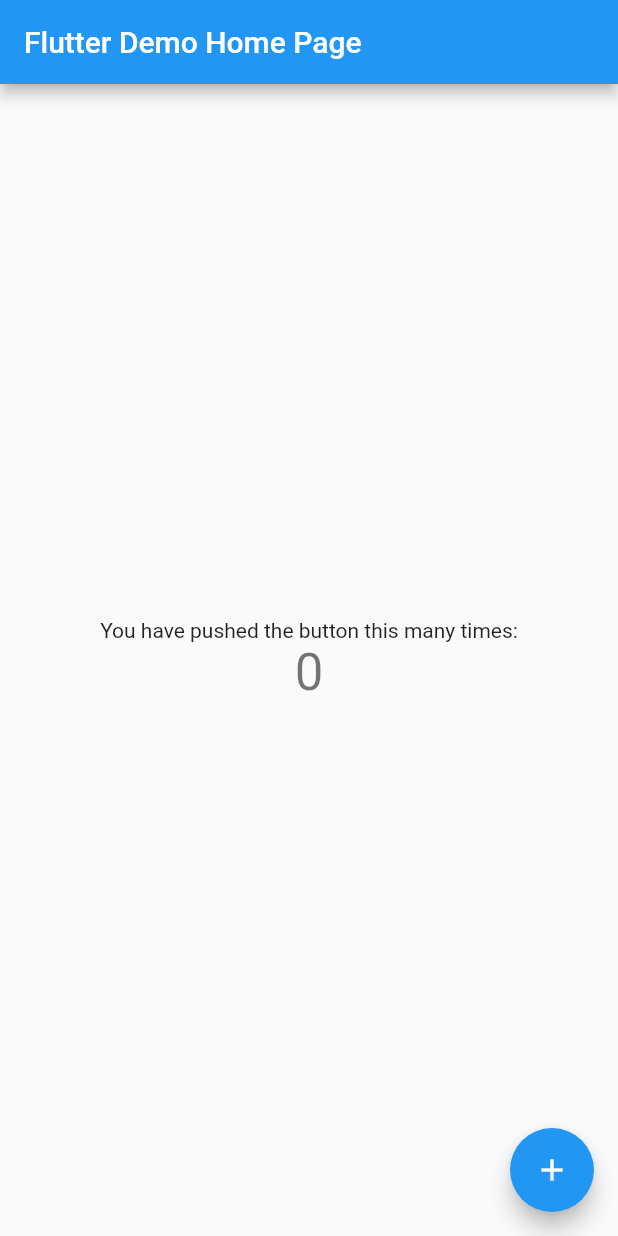
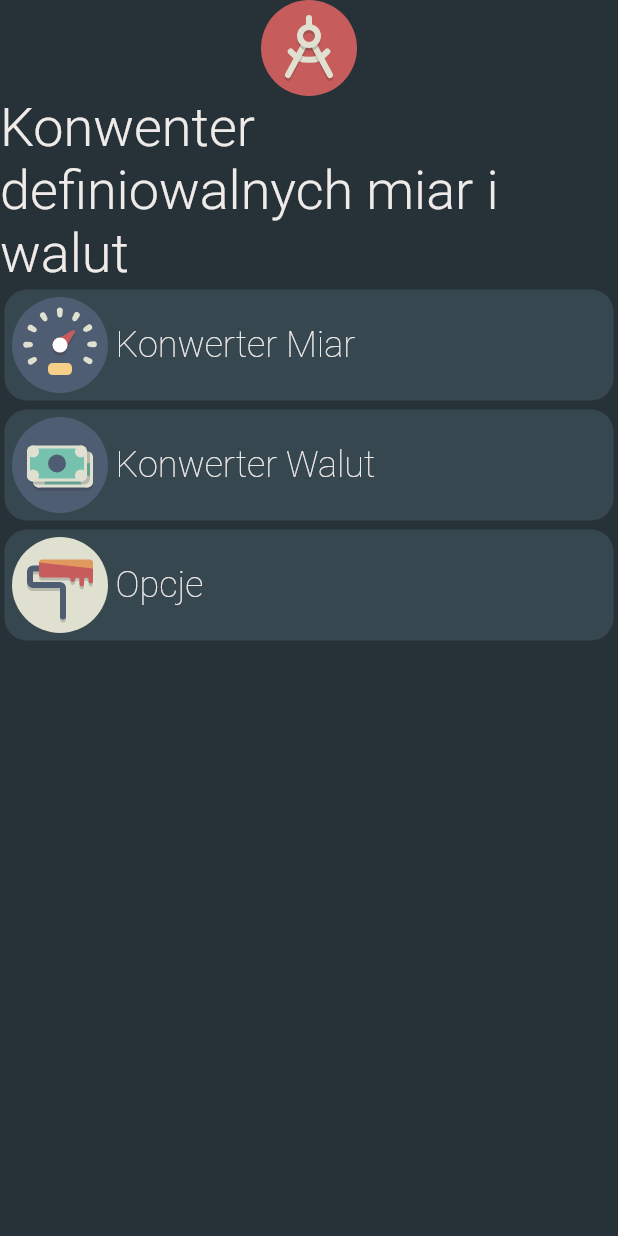
Before and after one commit to dmusial98/Unit-Currency-Converter, a Flutter app: the screen it shows after launch, on a phone screen of 412 x 824 dp. Run offline on Flutter 3.47's test engine with Material 2 defaults, Android fonts, the phone set to English and light mode, and no system bars; our stand-ins replace flutter_svg; Roboto replaces fonts that are missing (Sans).

Commit message:
Create basic (static) menu

```diff
--- a/main_menu/lib/main.dart
+++ b/main_menu/lib/main.dart
@@ -1,117 +1,102 @@
 import 'package:flutter/material.dart';
+import 'package:flutter_svg/flutter_svg.dart';
 
 void main() {
   runApp(MyApp());
 }
 
 class MyApp extends StatelessWidget {
-  // This widget is the root of your application.
   @override
   Widget build(BuildContext context) {
     return MaterialApp(
-      title: 'Flutter Demo',
+      title: 'Unit Currency Converter',
       theme: ThemeData(
-        // This is the theme of your application.
-        //
-        // Try running your application with "flutter run". You'll see the
-        // application has a blue toolbar. Then, without quitting the app, try
-        // changing the primarySwatch below to Colors.green and then invoke
-        // "hot reload" (press "r" in the console where you ran "flutter run",
-        // or simply save your changes to "hot reload" in a Flutter IDE).
-        // Notice that the counter didn't reset back to zero; the application
-        // is not restarted.
         primarySwatch: Colors.blue,
-        // This makes the visual density adapt to the platform that you run
-        // the app on. For desktop platforms, the controls will be smaller and
-        // closer together (more dense) than on mobile platforms.
         visualDensity: VisualDensity.adaptivePlatformDensity,
+        textTheme: TextTheme(
+          headline1: TextStyle(
+              fontSize: 36.0,
+              fontFamily: 'Sans',
+              fontWeight: FontWeight.w300,
+              color: Colors.brown[50]),
+          headline2: TextStyle(
+              fontSize: 24.0,
+              fontFamily: 'Sans',
+              fontWeight: FontWeight.w200,
+              color: Colors.brown[50]),
+        ),
       ),
-      home: MyHomePage(title: 'Flutter Demo Home Page'),
+      home: MainMenu(title: 'Unit Currency Converter'),
     );
   }
 }
 
-class MyHomePage extends StatefulWidget {
-  MyHomePage({Key key, this.title}) : super(key: key);
-
-  // This widget is the home page of your application. It is stateful, meaning
-  // that it has a State object (defined below) that contains fields that affect
-  // how it looks.
-
-  // This class is the configuration for the state. It holds the values (in this
-  // case the title) provided by the parent (in this case the App widget) and
-  // used by the build method of the State. Fields in a Widget subclass are
-  // always marked "final".
-
+class MainMenu extends StatefulWidget {
+  MainMenu({Key key, this.title}) : super(key: key);
   final String title;
 
   @override
-  _MyHomePageState createState() => _MyHomePageState();
+  _MainMenuState createState() => _MainMenuState();
 }
 
-class _MyHomePageState extends State<MyHomePage> {
-  int _counter = 0;
+class _MainMenuState extends State<MainMenu> {
+  @override
+  Widget build(BuildContext context) {
+    return Scaffold(
+      backgroundColor: Colors.blueGrey[900],
+      body: Column(
+        children: [
+          SvgPicture.asset("svg/logo_circlecompass.svg"),
+          Text(
+            "Konwenter definiowalnych miar i walut",
+            style: Theme.of(context).textTheme.headline1,
+          ),
+          MenuEntry(
+              context: context,
+              label: "Konwerter Miar",
+              iconName: "svg/unit_speedometer.svg"),
+          MenuEntry(
+              context: context,
+              label: "Konwerter Walut",
+              iconName: "svg/currency_money.svg"),
+          MenuEntry(
+              context: context,
+              label: "Opcje",
+              iconName: "svg/options_paintroller.svg"),
+        ],
+      ),
+    );
+  }
+}
 
-  void _incrementCounter() {
-    setState(() {
-      // This call to setState tells the Flutter framework that something has
-      // changed in this State, which causes it to rerun the build method below
-      // so that the display can reflect the updated values. If we changed
-      // _counter without calling setState(), then the build method would not be
-      // called again, and so nothing would appear to happen.
-      _counter++;
-    });
-  }
+class MenuEntry extends StatelessWidget {
+  const MenuEntry({
+    Key key,
+    @required this.context,
+    @required this.label,
+    @required this.iconName,
+  }) : super(key: key);
+
+  final BuildContext context;
+  final String label;
+  final String iconName;
 
   @override
   Widget build(BuildContext context) {
-    // This method is rerun every time setState is called, for instance as done
-    // by the _incrementCounter method above.
-    //
-    // The Flutter framework has been optimized to make rerunning build methods
-    // fast, so that you can just rebuild anything that needs updating rather
-    // than having to individually change instances of widgets.
-    return Scaffold(
-      appBar: AppBar(
-        // Here we take the value from the MyHomePage object that was created by
-        // the App.build method, and use it to set our appbar title.
-        title: Text(widget.title),
+    return Container(
+      margin: EdgeInsets.all(3.0),
+      decoration: BoxDecoration(
+          color: Colors.blueGrey[800],
+          borderRadius: BorderRadius.all(Radius.circular(15.0))),
+      child: Row(
+        children: [
+          Container(
+            child: SvgPicture.asset(iconName),
+            margin: EdgeInsets.all(5.0),
+          ),
+          Text(label, style: Theme.of(context).textTheme.headline2),
+        ],
       ),
-      body: Center(
-        // Center is a layout widget. It takes a single child and positions it
-        // in the middle of the parent.
-        child: Column(
-          // Column is also a layout widget. It takes a list of children and
-          // arranges them vertically. By default, it sizes itself to fit its
-          // children horizontally, and tries to be as tall as its parent.
-          //
-          // Invoke "debug painting" (press "p" in the console, choose the
-          // "Toggle Debug Paint" action from the Flutter Inspector in Android
-          // Studio, or the "Toggle Debug Paint" command in Visual Studio Code)
-          // to see the wireframe for each widget.
-          //
-          // Column has various properties to control how it sizes itself and
-          // how it positions its children. Here we use mainAxisAlignment to
-          // center the children vertically; the main axis here is the vertical
-          // axis because Columns are vertical (the cross axis would be
-          // horizontal).
-          mainAxisAlignment: MainAxisAlignment.center,
-          children: <Widget>[
-            Text(
-              'You have pushed the button this many times:',
-            ),
-            Text(
-              '$_counter',
-              style: Theme.of(context).textTheme.headline4,
-            ),
-          ],
-        ),
-      ),
-      floatingActionButton: FloatingActionButton(
-        onPressed: _incrementCounter,
-        tooltip: 'Increment',
-        child: Icon(Icons.add),
-      ), // This trailing comma makes auto-formatting nicer for build methods.
     );
   }
 }
--- a/main_menu/pubspec.yaml
+++ b/main_menu/pubspec.yaml
@@ -32,6 +32,7 @@ dependencies:
 dev_dependencies:
   flutter_test:
     sdk: flutter
+  flutter_svg: ^0.19.1
 
 # For information on the generic Dart part of this file, see the
 # following page: https://dart.dev/tools/pub/pubspec
@@ -43,6 +44,9 @@ flutter:
   # included with your application, so that you can use the icons in
   # the material Icons class.
   uses-material-design: true
+
+  assets:
+    - svg/
 
   # To add assets to your application, add an assets section, like this:
   # assets:
```
Also changed, not shown: main_menu/pubspec.lock, main_menu/svg/currency_money.svg (added), main_menu/svg/logo_circlecompass.svg (added), main_menu/svg/options_paintroller.svg (added), main_menu/svg/unit_speedometer.svg (added).
